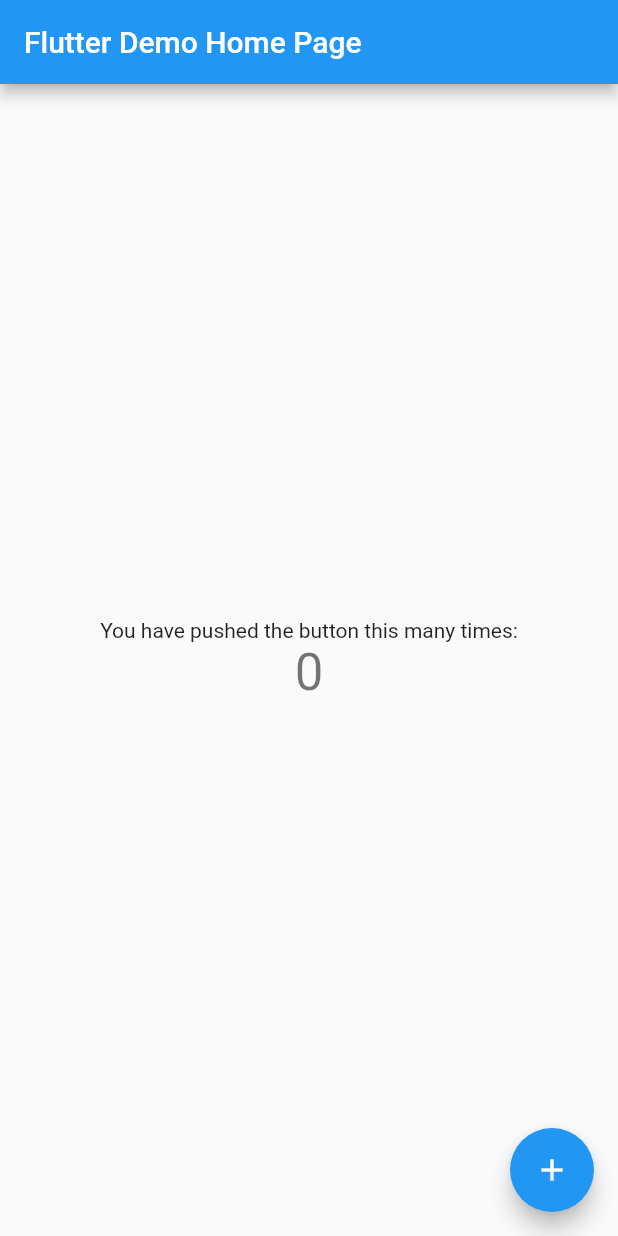
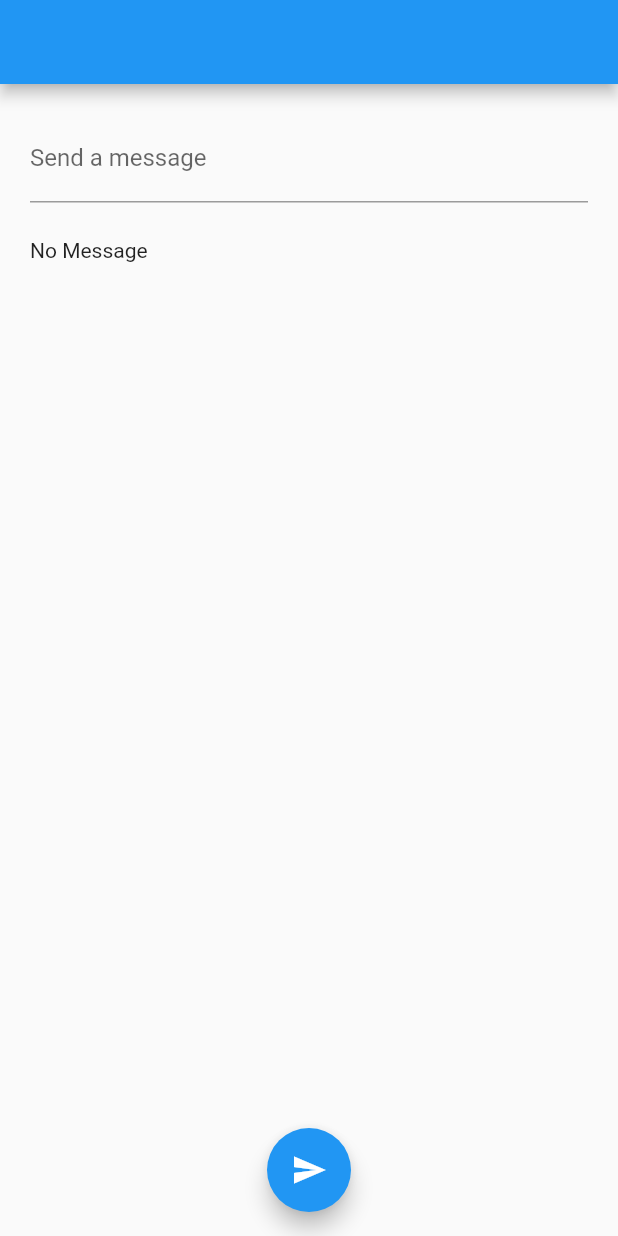
Before and after one commit to samarkalra/flutter-websockets, a Flutter app: the screen it shows after launch, on a phone screen of 412 x 824 dp. Run offline on Flutter 3.47's test engine with Material 2 defaults, Android fonts, the phone set to English and light mode, and no system bars; network calls fail.

Commit message:
Implement flutter's websocket example

```diff
--- /dev/null
+++ b/lib/home_page.dart
@@ -0,0 +1,78 @@
+import "package:flutter/material.dart";
+import "package:web_socket_channel/io.dart";
+import "package:web_socket_channel/web_socket_channel.dart";
+
+class HomePage extends StatefulWidget {
+  const HomePage({super.key});
+
+  @override
+  State<HomePage> createState() => _HomePageState();
+}
+
+class _HomePageState extends State<HomePage> {
+  late WebSocketChannel _channel;
+  final _controller = TextEditingController();
+  String messageFromSocket = 'No Message';
+
+  @override
+  void initState() {
+    super.initState();
+    _channel = IOWebSocketChannel.connect(
+      Uri.parse('wss://echo.websocket.events'),
+    );
+    _channel.stream.listen((event) {
+      setState(() {
+        messageFromSocket = event;
+      });
+    });
+  }
+
+  @override
+  void dispose() {
+    super.dispose();
+    _channel.sink.close();
+  }
+
+  void _sendMessage() {
+    final text = _controller.text;
+    if (text.isNotEmpty) {
+      _channel.sink.add(_controller.text);
+    }
+  }
+
+  @override
+  Widget build(BuildContext context) {
+    return Scaffold(
+      appBar: AppBar(),
+      body: Padding(
+        padding: const EdgeInsets.all(20.0),
+        child: Column(
+          crossAxisAlignment: CrossAxisAlignment.start,
+          children: [
+            Form(
+              child: TextFormField(
+                controller: _controller,
+                decoration: const InputDecoration(labelText: 'Send a message'),
+              ),
+            ),
+            const SizedBox(height: 24),
+            // StreamBuilder(
+            //   stream: _channel.stream,
+            //   builder: (context, snapshot) {
+            //     return Text(snapshot.hasData ? '${snapshot.data}' : '');
+            //   },
+            // )
+            Text(messageFromSocket)
+          ],
+        ),
+      ),
+      floatingActionButton: FloatingActionButton(
+        onPressed: _sendMessage,
+        tooltip: 'Send message',
+        child: const Icon(Icons.send),
+      ),
+      floatingActionButtonLocation: FloatingActionButtonLocation
+          .centerFloat, // This trailing comma makes auto-formatting nicer for build methods.
+    );
+  }
+}
--- a/lib/main.dart
+++ b/lib/main.dart
@@ -1,4 +1,5 @@
 import 'package:flutter/material.dart';
+import 'package:websockets/home_page.dart';
 
 void main() {
   runApp(const MyApp());
@@ -10,106 +11,9 @@
   // This widget is the root of your application.
   @override
   Widget build(BuildContext context) {
-    return MaterialApp(
+    return const MaterialApp(
       title: 'Flutter Demo',
-      theme: ThemeData(
-        // This is the theme of your application.
-        //
-        // Try running your application with "flutter run". You'll see the
-        // application has a blue toolbar. Then, without quitting the app, try
-        // changing the primarySwatch below to Colors.green and then invoke
-        // "hot reload" (press "r" in the console where you ran "flutter run",
-        // or simply save your changes to "hot reload" in a Flutter IDE).
-        // Notice that the counter didn't reset back to zero; the application
-        // is not restarted.
-        primarySwatch: Colors.blue,
-      ),
-      home: const MyHomePage(title: 'Flutter Demo Home Page'),
+      home: HomePage(),
     );
   }
 }
-
-class MyHomePage extends StatefulWidget {
-  const MyHomePage({super.key, required this.title});
-
-  // This widget is the home page of your application. It is stateful, meaning
-  // that it has a State object (defined below) that contains fields that affect
-  // how it looks.
-
-  // This class is the configuration for the state. It holds the values (in this
-  // case the title) provided by the parent (in this case the App widget) and
-  // used by the build method of the State. Fields in a Widget subclass are
-  // always marked "final".
-
-  final String title;
-
-  @override
-  State<MyHomePage> createState() => _MyHomePageState();
-}
-
-class _MyHomePageState extends State<MyHomePage> {
-  int _counter = 0;
-
-  void _incrementCounter() {
-    setState(() {
-      // This call to setState tells the Flutter framework that something has
-      // changed in this State, which causes it to rerun the build method below
-      // so that the display can reflect the updated values. If we changed
-      // _counter without calling setState(), then the build method would not be
-      // called again, and so nothing would appear to happen.
-      _counter++;
-    });
-  }
-
-  @override
-  Widget build(BuildContext context) {
-    // This method is rerun every time setState is called, for instance as done
-    // by the _incrementCounter method above.
-    //
-    // The Flutter framework has been optimized to make rerunning build methods
-    // fast, so that you can just rebuild anything that needs updating rather
-    // than having to individually change instances of widgets.
-    return Scaffold(
-      appBar: AppBar(
-        // Here we take the value from the MyHomePage object that was created by
-        // the App.build method, and use it to set our appbar title.
-        title: Text(widget.title),
-      ),
-      body: Center(
-        // Center is a layout widget. It takes a single child and positions it
-        // in the middle of the parent.
-        child: Column(
-          // Column is also a layout widget. It takes a list of children and
-          // arranges them vertically. By default, it sizes itself to fit its
-          // children horizontally, and tries to be as tall as its parent.
-          //
-          // Invoke "debug painting" (press "p" in the console, choose the
-          // "Toggle Debug Paint" action from the Flutter Inspector in Android
-          // Studio, or the "Toggle Debug Paint" command in Visual Studio Code)
-          // to see the wireframe for each widget.
-          //
-          // Column has various properties to control how it sizes itself and
-          // how it positions its children. Here we use mainAxisAlignment to
-          // center the children vertically; the main axis here is the vertical
-          // axis because Columns are vertical (the cross axis would be
-          // horizontal).
-          mainAxisAlignment: MainAxisAlignment.center,
-          children: <Widget>[
-            const Text(
-              'You have pushed the button this many times:',
-            ),
-            Text(
-              '$_counter',
-              style: Theme.of(context).textTheme.headlineMedium,
-            ),
-          ],
-        ),
-      ),
-      floatingActionButton: FloatingActionButton(
-        onPressed: _incrementCounter,
-        tooltip: 'Increment',
-        child: const Icon(Icons.add),
-      ), // This trailing comma makes auto-formatting nicer for build methods.
-    );
-  }
-}
--- a/pubspec.yaml
+++ b/pubspec.yaml
@@ -35,6 +35,7 @@
   # The following adds the Cupertino Icons font to your application.
   # Use with the CupertinoIcons class for iOS style icons.
   cupertino_icons: ^1.0.2
+  web_socket_channel: ^2.4.0
 
 dev_dependencies:
   flutter_test:
```
Also changed, not shown: pubspec.lock.
